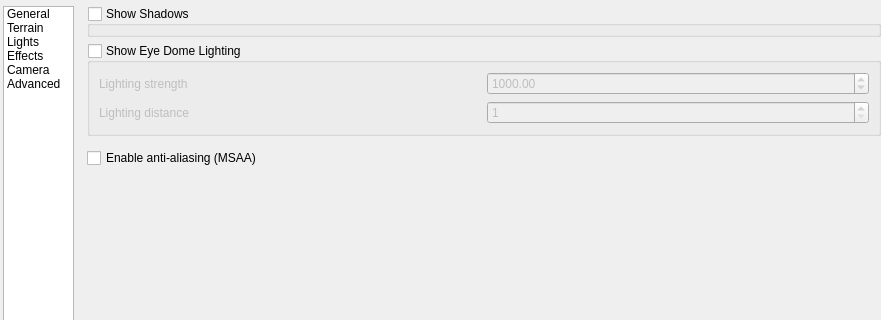
This is src/ui/3d/map3dconfigwidget.ui in jousby/QGIS as Qt 5 draws it before an edit; both pictures show x 0 to 881 and y 0 to 320 of the 881 by 665 pixel window. The edited form follows.
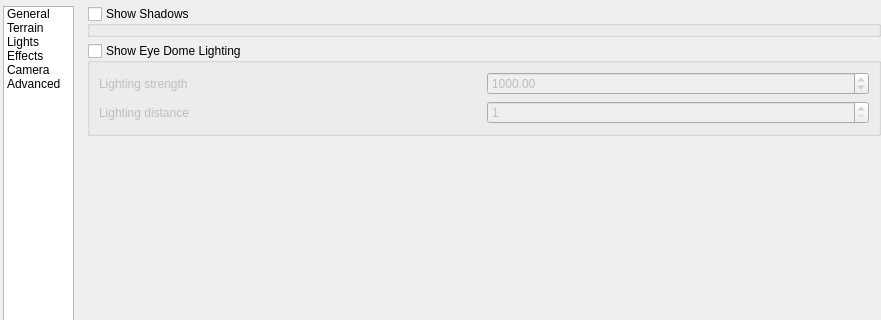
This is the edited form. The open tabs and pages were chosen to show the change. Icons and pictures are not drawn. Custom widgets are drawn as their Qt base class.

Commit message: move msaa to global setting

```diff
--- a/src/ui/3d/map3dconfigwidget.ui
+++ b/src/ui/3d/map3dconfigwidget.ui
@@ -751,13 +751,6 @@
                <item>
                 <widget class="QgsAmbientOcclusionSettingsWidget" name="mAmbientOcclusionSettingsWidget" native="true"/>
                </item>
-               <item>
-                <widget class="QCheckBox" name="mMsaaCheckBox">
-                 <property name="text">
-                  <string>Enable anti-aliasing (MSAA)</string>
-                 </property>
-                </widget>
-               </item>
                <item>
                 <spacer name="verticalSpacerShadow">
                  <property name="orientation">
```
The commit also changes 7 other files.
